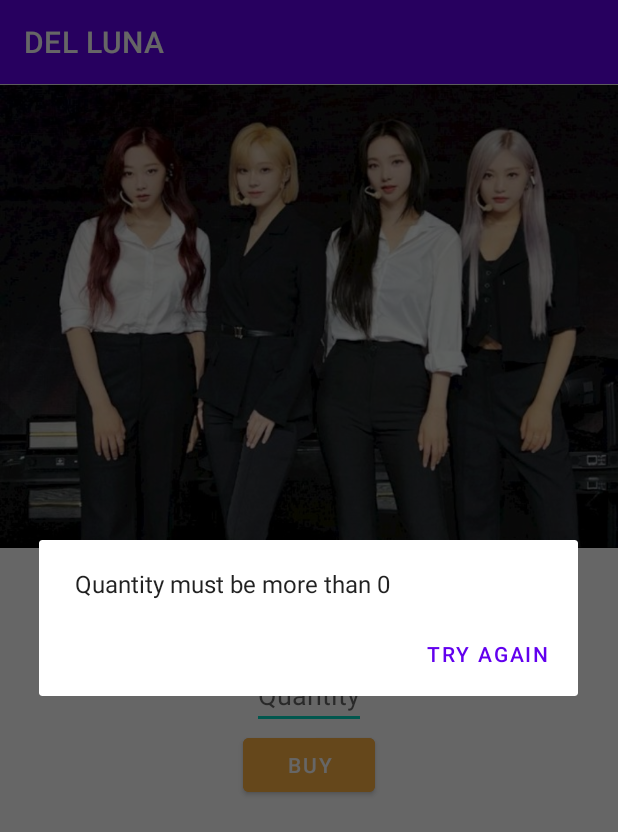
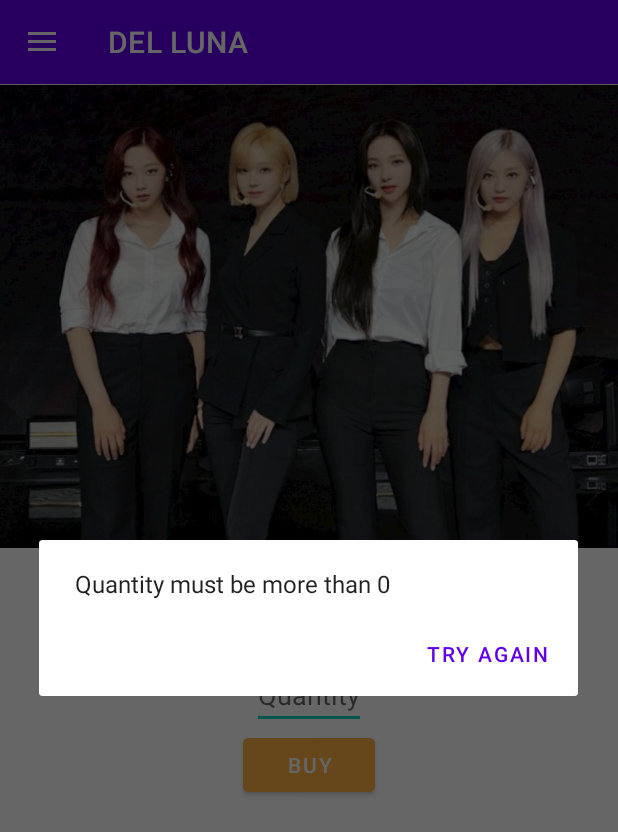
Before and after one commit to Sorrymaker12/del-luna-test, an Android app: the ItemDetail screen opened directly, with no data from a screen before it, after a tap on "BUY", on a phone screen of 412 x 824 dp. Shown: the top 832 px of the screen. Run offline under Robolectric (Android 15) with nearby library versions, the phone set to English and light mode, and no system bars; 5 statements that could not run were skipped.

Commit message:
added side nav to item deetails

```diff
--- a/app/src/main/java/com/example/labux/ItemDetail.java
+++ b/app/src/main/java/com/example/labux/ItemDetail.java
@@ -1,6 +1,7 @@
 package com.example.labux;
 
 import android.os.Bundle;
+import android.view.MenuItem;
 import android.widget.Button;
 import android.widget.EditText;
 import android.widget.ImageView;
@@ -8,8 +9,16 @@ import android.widget.TextView;
 import android.content.Intent;
 import android.graphics.Color;
 import android.view.View;
+import android.widget.Toolbar;
 
+import androidx.annotation.NonNull;
+import androidx.appcompat.app.ActionBarDrawerToggle;
 import androidx.appcompat.app.AppCompatActivity;
+import androidx.core.view.GravityCompat;
+import androidx.drawerlayout.widget.DrawerLayout;
+
+import com.google.android.material.navigation.NavigationView;
+
 import java.util.concurrent.atomic.AtomicBoolean;
 
 public class ItemDetail extends AppCompatActivity {
@@ -18,6 +27,12 @@ public class ItemDetail extends AppCompatActivity {
     EditText quantity;
     Button buyBtn;
     String qty;
+    DrawerLayout DL;
+    NavigationView NV;
+    Toolbar TB;
+    ActionBarDrawerToggle AB;
+    Bundle Extras;
+
 
     boolean checkEmpty (String qty) {
         if (qty.length() > 0) {
@@ -65,7 +80,7 @@ public class ItemDetail extends AppCompatActivity {
         pName = findViewById(R.id.TV_itemName);
         pPrice = findViewById(R.id.TV_itemPrice);
 
-        Bundle Extras = getIntent().getExtras();
+        Extras = getIntent().getExtras();
         String itemname = Extras.getString("name");
         String itemprice = Extras.getString("price");
         Object itemimage = Extras.get("image");
@@ -73,6 +88,63 @@ public class ItemDetail extends AppCompatActivity {
         pPrice.setText(itemprice);
         imageView.setImageResource((Integer) itemimage);
 
+        String a = Extras.getString("username");
+
+        DL = findViewById(R.id.DL_Drawer);
+        NV = findViewById(R.id.NV_nav);
+        AB = new ActionBarDrawerToggle(this, DL, R.string.menu_open, R.string.menu_close);
+        DL.addDrawerListener(AB);
+        AB.syncState();
+        getSupportActionBar().setDisplayHomeAsUpEnabled(true);
+        NV.setNavigationItemSelectedListener(new NavigationView.OnNavigationItemSelectedListener() {
+            @Override
+            public boolean onNavigationItemSelected(@NonNull MenuItem item) {
+                switch (item.getItemId()) {
+                    case R.id.nav_home:
+                        DL.closeDrawer(GravityCompat.START);
+                        Intent intent = new Intent(ItemDetail.this, Home.class);
+                        intent.putExtra("username", a);
+                        startActivity(intent);
+                        finish();
+                        break;
+
+                    case R.id.nav_items:
+                        DL.closeDrawer(GravityCompat.START);
+                        Intent intent1 = new Intent(ItemDetail.this, Items.class);
+                        intent1.putExtra("username", a);
+                        startActivity(intent1);
+                        finish();
+                        break;
+
+                    case R.id.nav_about:
+                        DL.closeDrawer(GravityCompat.START);
+                        Intent intent2 = new Intent(ItemDetail.this, AboutUs.class);
+                        intent2.putExtra("username", a);
+                        startActivity(intent2);
+                        finish();
+                        break;
+
+                    case R.id.nav_signout:
+                        DL.closeDrawer(GravityCompat.START);
+                        Intent intent3 = new Intent(ItemDetail.this, MainActivity.class);
+                        intent3.putExtra("username", a);
+                        startActivity(intent3);
+                        finish();
+                        break;
+
+                }
+                return true;
+            }
+        });
+
         init();
     }
+
+    @Override
+    public boolean onOptionsItemSelected(@NonNull MenuItem item) {
+        if (AB.onOptionsItemSelected(item)) {
+            return true;
+        }
+        return super.onOptionsItemSelected(item);
+    }
 }
--- a/app/src/main/res/layout/activity_item_detail.xml
+++ b/app/src/main/res/layout/activity_item_detail.xml
@@ -1,4 +1,16 @@
 <?xml version="1.0" encoding="utf-8"?>
+<androidx.drawerlayout.widget.DrawerLayout xmlns:android="http://schemas.android.com/apk/res/android"
+xmlns:app="http://schemas.android.com/apk/res-auto"
+xmlns:tools="http://schemas.android.com/tools"
+android:id="@+id/DL_Drawer"
+android:layout_width="match_parent"
+android:layout_height="match_parent"
+tools:context=".Home">
+
+<androidx.constraintlayout.widget.ConstraintLayout
+    android:layout_width="match_parent"
+    android:layout_height="match_parent" >
+
     <LinearLayout xmlns:android="http://schemas.android.com/apk/res/android"
         android:layout_width="match_parent"
         android:layout_height="match_parent"
@@ -43,3 +55,19 @@
             android:layout_gravity="center"
             android:text="BUY"/>
     </LinearLayout>
+
+
+</androidx.constraintlayout.widget.ConstraintLayout>
+
+<com.google.android.material.navigation.NavigationView
+    android:id="@+id/NV_nav"
+    android:layout_width="wrap_content"
+    android:layout_height="match_parent"
+    android:fitsSystemWindows="true"
+    android:layout_gravity="start"
+    app:headerLayout="@layout/headernav"
+    app:menu="@menu/nav_menu">
+
+</com.google.android.material.navigation.NavigationView>
+
+</androidx.drawerlayout.widget.DrawerLayout>
```
Lines whose indentation alone changed are shown as unchanged.
